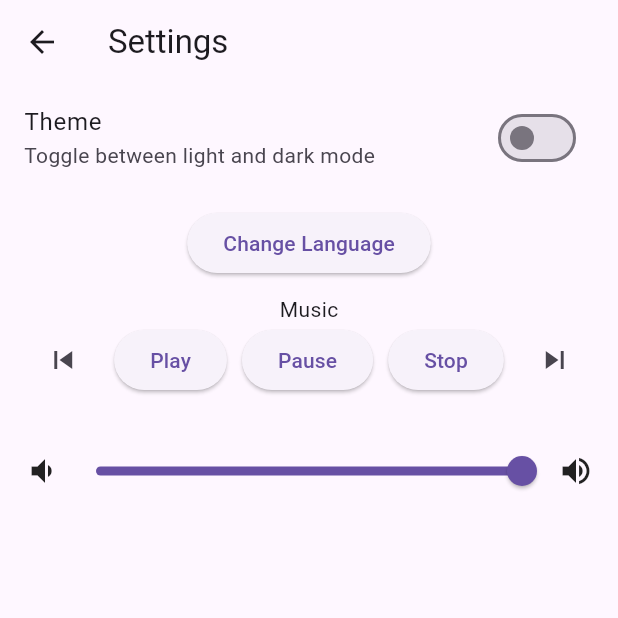
After one commit to rewwea/langapplingo, a Flutter app: the Settings screen opened directly, on a phone screen of 412 x 824 dp, the top half of it. The commit adds this screen. Run offline on Flutter 3.47's test engine with Material 3 defaults, Android fonts, the phone set to English and light mode, and no system bars; our stand-ins replace just_audio.

Commit message:
Refactor Windows runner utilities and window management
- Updated utils.h to improve code formatting and maintain consistency.
- Refactored win32_window.cpp for better readability and organization.
- Enhanced win32_window.h with consistent formatting and structure.
- Added Podfile for iOS with necessary configurations for CocoaPods.
- Introduced localization support with l10nnn.yaml and English/Russian ARB files.
- Implemented LessonDetails widget for displaying lesson content.
- Created Settings screen with theme and language toggles, audio playback controls.
- Developed VocabularyScreen for managing vocabulary with add/edit/delete functionality.
- Added Podfile for macOS with required configurations for CocoaPods.

```diff
--- /dev/null
+++ b/l10nnn.yaml
@@ -0,0 +1,5 @@
+synthetic-package: false
+arb-dir: lib/l10n
+template-arb-file: app_en.arb
+output-localization-file: s.dart
+output-dir: lib/generated
--- /dev/null
+++ b/lib/l10n/app_en.arb
@@ -0,0 +1,9 @@
+{
+	"@@locale" : "en",
+	"titleSettings" : "Settings",
+	"@titleSettings": {},
+	"theme" : "Switch theme",
+	"@theme": {},
+	"lenguage" : "Change lenguage",
+	"@lenguage": {},
+}
--- /dev/null
+++ b/lib/l10n/app_ru.arb
@@ -0,0 +1,6 @@
+{
+	"@@locale" : "ru",
+	"titleSettings" : "Настройки",
+	"theme" : "Сменить тему",
+	"lenguage" : "Изменить язык",
+}
--- a/lib/lessons.dart
+++ b/lib/lessons.dart
@@ -1,6 +1,7 @@
 import 'package:flutter/material.dart';
 import 'lessonsdetails.dart';
 import 'quest.dart';
+
 
 class Lessons extends StatelessWidget {
   const Lessons({super.key});
@@ -10,7 +11,7 @@ class Lessons extends StatelessWidget {
     return Scaffold(
       appBar: AppBar(
         title: Text('Lessons'),
-        backgroundColor: Colors.deepPurpleAccent,
+        backgroundColor: Colors.indigo,
         centerTitle: true,
       ),
       body: ListView(
--- /dev/null
+++ b/lib/settings.dart
@@ -0,0 +1,176 @@
+import 'package:flutter/material.dart';
+import 'package:just_audio/just_audio.dart';
+import 'package:provider/provider.dart';
+
+class ThemeProvider with ChangeNotifier {
+  ThemeMode _themeMode = ThemeMode.light;
+  ThemeMode get themeMode => _themeMode;
+
+  void toggleTheme(isDark) {
+    _themeMode = isDark ? ThemeMode.dark : ThemeMode.light;
+    notifyListeners();
+  }
+}
+
+class LocaleProvider with ChangeNotifier {
+  Locale _locale = Locale('en');
+  Locale get locale => _locale;
+
+  void toggleLocale() {
+    _locale = _locale.languageCode == 'en' ? Locale('ru') : Locale('en');
+    notifyListeners();
+  }
+}
+
+class Settings extends StatefulWidget {
+  const Settings({super.key});
+
+  @override
+  State<Settings> createState() => _SettingsState();
+}
+
+class _SettingsState extends State<Settings> {
+  final AudioPlayer audioPlayer = AudioPlayer();
+  bool isPlaying = false;
+  int currentTrackIndex = 0;
+  double volume = 1;
+
+  final List<String> tracks = [
+    'audio/rain.mp3',
+    'audio/forest.mp3',
+    'audio/ocean.mp3',
+  ];
+
+  @override
+  void initState() {
+    super.initState();
+    playAudio();
+    audioPlayer.setVolume(volume);
+  }
+
+  void playAudio() async {
+    await audioPlayer.setAsset(tracks[currentTrackIndex]);
+  }
+
+  void changeTrack() {
+    setState(() {
+      currentTrackIndex = (currentTrackIndex + 1) % tracks.length;
+      playAudio();
+      if (isPlaying) {
+        audioPlayer.play();
+      }
+    });
+  }
+
+  void previousTrack() {
+    setState(() {
+      currentTrackIndex = (currentTrackIndex - 1) % tracks.length;
+      playAudio();
+      if (isPlaying) {
+        audioPlayer.play();
+      }
+    });
+  }
+
+  @override
+  Widget build(BuildContext context) {
+    final theme = Provider.of<ThemeProvider>(context);
+    bool isDark = theme.themeMode == ThemeMode.dark;
+    final locale = Provider.of<LocaleProvider>(context);
+    return Scaffold(
+      appBar: AppBar(
+        title: Text("Settings"),
+      ),
+      body: Column(
+        children: [
+          SwitchListTile(
+            title: Text("Theme"),
+            subtitle: Text("Toggle between light and dark mode"),
+            value: isDark,
+            onChanged: (value) {
+              setState(() {
+                isDark = value;
+                theme.toggleTheme(isDark);
+              });
+            },
+          ),
+          SizedBox(height: 10),
+          ElevatedButton(
+            onPressed: () {
+              locale.toggleLocale();
+            },
+            child: Text("Change Language"),
+          ),
+          SizedBox(height: 10),
+          Text("Music"),
+          Row(
+            mainAxisAlignment: MainAxisAlignment.center,
+            children: [
+              IconButton(
+                onPressed: previousTrack,
+                icon: Icon(Icons.skip_previous),
+              ),
+              SizedBox(width: 10),
+              ElevatedButton(
+                onPressed: () {
+                  setState(() {
+                    audioPlayer.play();
+                    isPlaying = true;
+                  });
+                },
+                child: Text("Play"),
+              ),
+              SizedBox(width: 10),
+              ElevatedButton(
+                onPressed: () {
+                  setState(() {
+                    audioPlayer.pause();
+                    isPlaying = false;
+                  });
+                },
+                child: Text("Pause"),
+              ),
+              SizedBox(width: 10),
+              ElevatedButton(
+                onPressed: () {
+                  setState(() {
+                    audioPlayer.stop();
+                    isPlaying = false;
+                  });
+                },
+                child: Text("Stop"),
+              ),
+              SizedBox(width: 10),
+              IconButton(
+                onPressed: changeTrack,
+                icon: Icon(Icons.skip_next),
+              ),
+            ],
+          ),
+          SizedBox(height: 10),
+          Padding(
+              padding: EdgeInsets.all(16),
+              child: Row(
+                children: [
+                  Icon(Icons.volume_down),
+                  Expanded(
+                    child: Slider(
+                      value: volume,
+                      min: 0,
+                      max: 1,
+                      onChanged: (value) {
+                        setState(() {
+                          volume = value;
+                          audioPlayer.setVolume(volume);
+                        });
+                      },
+                    ),
+                  ),
+                  Icon(Icons.volume_up),
+                ],
+              )),
+        ],
+      ),
+    );
+  }
+}
--- a/pubspec.yaml
+++ b/pubspec.yaml
@@ -9,6 +9,12 @@ environment:
 dependencies:
   flutter:
     sdk: flutter
+  shared_preferences: ^2.5.3
+  provider: ^6.0.5
+  just_audio: ^0.10.0
+  flutter_localizations:
+    sdk: flutter
+  intl: any
 
 dev_dependencies:
   flutter_test:
```
Also changed, not shown: lib/lessondetails.dart (deleted, +0 -42 lines), lib/lessonsdetails.dart (added, +42 -0 lines), lib/menu.dart (+7 -2 lines), lib/quest.dart (+4 -4 lines), lib/vocabulary.dart (added, +175 -0 lines), analysis_options.yaml (line endings or trailing spaces), lib/main.dart (line endings or trailing spaces), lib/quests.dart (line endings or trailing spaces), pubspec.lock, 83 other files.
